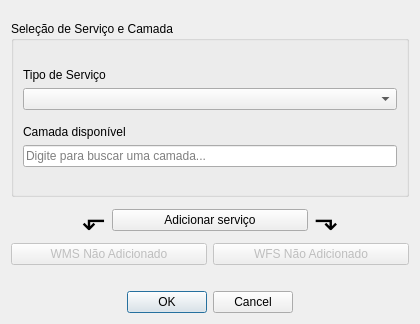
Qt form layer_selection_dialog_base.ui (maviz991/qgis-geometadata-plugin) before a commit.
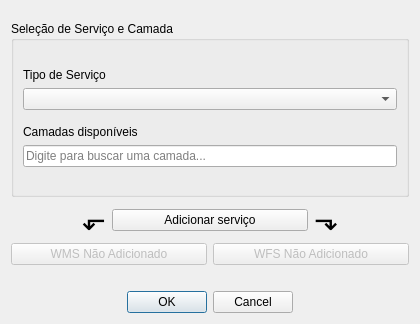
The same form after that commit. Icons and pictures are not drawn.

Commit message: Versão 1.0.1 - Filtro de camadas implementado

The edit to the form file:
```diff
--- a/layer_selection_dialog_base.ui
+++ b/layer_selection_dialog_base.ui
@@ -57,7 +57,7 @@
            </sizepolicy>
           </property>
           <property name="text">
-           <string>Camada disponível</string>
+           <string>Camadas disponíveis</string>
           </property>
          </widget>
         </item>
```
The commit also changes 3 other files.
